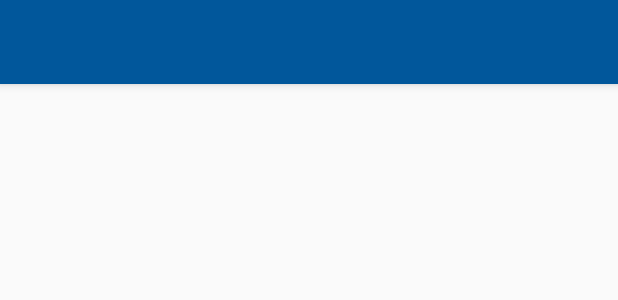
After one commit to irvinemanouana/smartjug, an Android app: the layout include_activity_main.xml on its own in the app's theme, with its tools: preview values and no code run, on a phone screen of 412 x 824 dp. The commit adds this screen. Shown: the top 300 px of the screen. Run offline under Robolectric (Android 15) with nearby library versions, the phone set to English and light mode, and no system bars.

```diff
--- a/app/src/main/AndroidManifest.xml
+++ b/app/src/main/AndroidManifest.xml
@@ -20,7 +20,8 @@
             </intent-filter>
         </activity>
         <activity android:name=".RegisterActivity" />
-        <activity android:name=".MainActivity"></activity>
+        <activity android:name=".MainActivity"
+            android:theme="@style/AppTheme.NoActionBar"></activity>
     </application>
 
 </manifest>
--- a/app/src/main/java/com/dev/christopher/smartjug/Register1Fragment.java
+++ b/app/src/main/java/com/dev/christopher/smartjug/Register1Fragment.java
@@ -51,7 +51,7 @@ public class Register1Fragment extends android.support.v4.app.Fragment implement
     @Override
     public View onCreateView(LayoutInflater inflater, ViewGroup container, Bundle savedInstanceState) {
      View view =inflater.inflate(R.layout.frag_register,container,false);
-           genderRadioGroup = (RadioGroup) view.findViewById(R.id.gender);
+        genderRadioGroup = (RadioGroup) view.findViewById(R.id.gender);
         menRadioButton = (RadioButton) view.findViewById(R.id.men);
         womenRadioButton = (RadioButton) view.findViewById(R.id.women);
 
--- /dev/null
+++ b/app/src/main/res/layout/include_activity_main.xml
@@ -0,0 +1,22 @@
+<?xml version="1.0" encoding="utf-8"?>
+<android.support.design.widget.CoordinatorLayout xmlns:android="http://schemas.android.com/apk/res/android"
+    xmlns:app="http://schemas.android.com/apk/res-auto"
+    xmlns:tools="http://schemas.android.com/tools"
+    android:orientation="vertical"
+    android:layout_width="match_parent"
+    android:layout_height="match_parent"
+    tools:context="com.dev.christopher.smartjug.MainActivity">
+    <android.support.design.widget.AppBarLayout
+        android:id="@+id/appBar"
+        android:theme="@style/AppTheme.AppBarOverlay"
+        android:layout_width="match_parent"
+        android:layout_height="wrap_content">
+        <android.support.v7.widget.Toolbar
+            android:id="@+id/toolbar"
+            android:layout_width="match_parent"
+            android:layout_height="wrap_content"
+            android:background="@color/colorPrimary"
+            android:minHeight="?attr/actionBarSize"/>
+    </android.support.design.widget.AppBarLayout>
+
+</android.support.design.widget.CoordinatorLayout>
--- a/app/src/main/res/values/colors.xml
+++ b/app/src/main/res/values/colors.xml
@@ -1,7 +1,7 @@
 <?xml version="1.0" encoding="utf-8"?>
 <resources>
-    <color name="colorPrimary">#3F51B5</color>
+    <color name="colorPrimary">#01579b</color>
     <color name="colorPrimaryDark">#303F9F</color>
-    <color name="colorAccent">#FF4081</color>
+    <color name="colorAccent">#0288d1</color>
     <color name="white">#FFF</color>
 </resources>
--- a/app/src/main/res/values/dimens.xml
+++ b/app/src/main/res/values/dimens.xml
@@ -2,5 +2,5 @@
     <!-- Default screen margins, per the Android Design guidelines. -->
     <dimen name="activity_horizontal_margin">16dp</dimen>
     <dimen name="activity_vertical_margin">16dp</dimen>
-    <dimen name="drawer_list_dimens">240dp</dimen>
+    <dimen name="drawer_list_dimens">300dp</dimen>
 </resources>
--- a/app/src/main/res/values/strings.xml
+++ b/app/src/main/res/values/strings.xml
@@ -21,6 +21,11 @@
     <!-- TODO: Remove or change this placeholder text -->
     <string name="hello_blank_fragment">Hello blank fragment</string>
 
+
+    <!--Drawer-->
+    <string name="drawer_open">open</string>
+    <string name="drawer_close">close</string>
+
     <string-array name="item_menu">
         <item>Mon compte</item>
         <item>Paramètre</item>
--- a/app/src/main/res/values/styles.xml
+++ b/app/src/main/res/values/styles.xml
@@ -8,4 +8,13 @@
         <item name="colorAccent">@color/colorAccent</item>
     </style>
 
+    <style name="AppTheme.NoActionBar">
+        <item name="windowActionBar">false</item>
+        <item name="windowNoTitle">true</item>
+    </style>
+
+    <style name="AppTheme.AppBarOverlay" parent="ThemeOverlay.AppCompat.Dark.ActionBar" />
+
+    <style name="AppTheme.PopupOverlay" parent="ThemeOverlay.AppCompat.Light" />
+
 </resources>
```
Also changed, not shown: app/src/main/java/com/dev/christopher/smartjug/MainActivity.java (+42 -2 lines), app/src/main/res/layout/activity_main.xml (+4 -8 lines), app/src/main/res/drawable/waterwallpaper.jpg (added).
